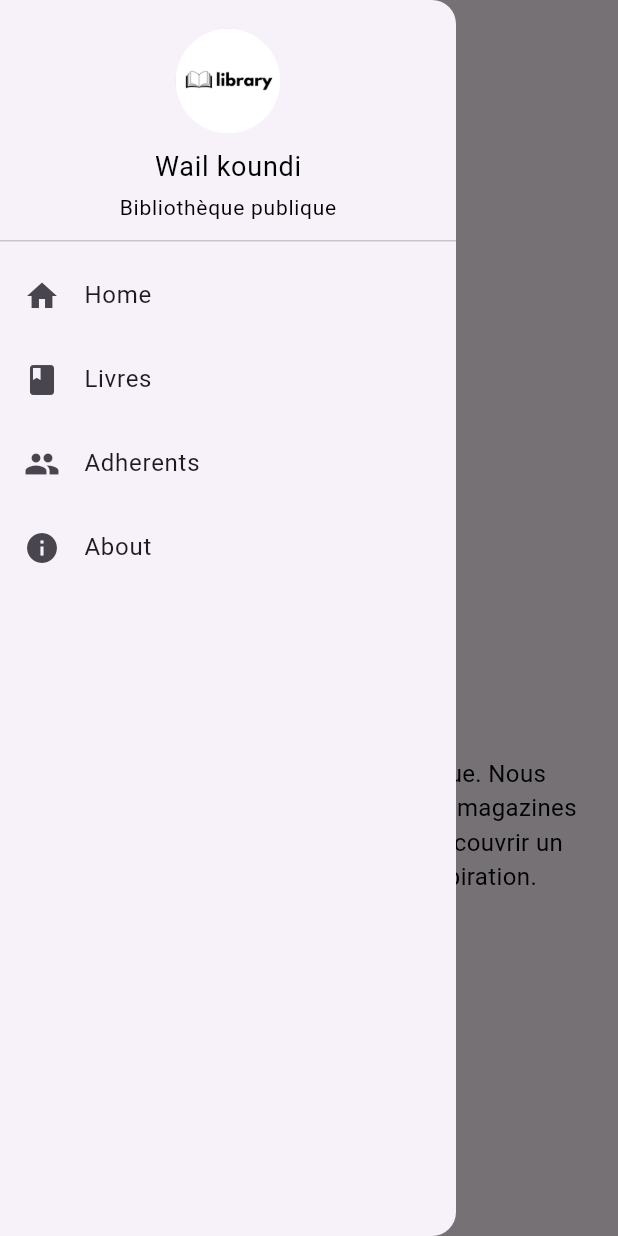
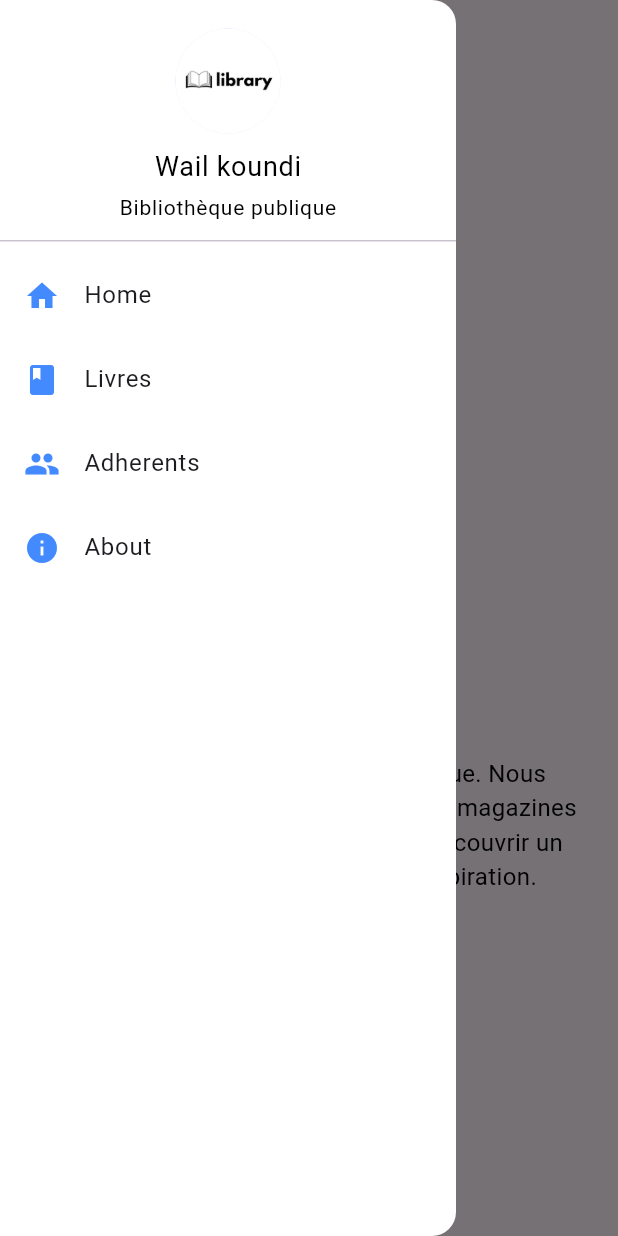
Before and after one commit to wail-10/libraryManagement, a Flutter app: the screen it shows after launch, with the side drawer open, on a phone screen of 412 x 824 dp. Run offline on Flutter 3.47's test engine with Material 3 defaults, Android fonts, the phone set to English and light mode, and no system bars; Roboto replaces fonts that are missing (OpenSans).

Commit message:
change some colors

```diff
--- a/lib/adherents.dart
+++ b/lib/adherents.dart
@@ -76,13 +76,16 @@ class _AdherentsPageState extends State<AdherentsPage> {
           return ListTile(
             leading: Icon(Icons.person),
             trailing: IconButton(
-              icon: Icon(Icons.delete),
+              icon: Icon(Icons.delete, color: Colors.redAccent),
               onPressed: () {
                 removeFromList(index);
               },
             ),
             title: Text(
               adherents[index].firstName + ' ' + adherents[index].lastName,
+              style: TextStyle(
+                color: Colors.blueAccent,
+              )
             ),
             subtitle: Text(adherents[index].email),
           );
--- a/lib/home.dart
+++ b/lib/home.dart
@@ -43,6 +43,7 @@ class HomePage extends StatelessWidget {
           ),
       ),
       drawer: Drawer(
+        backgroundColor: Colors.white,
         child: ListView(
           children: [
             DrawerHeader(
@@ -74,12 +75,12 @@ class HomePage extends StatelessWidget {
             ),
             ListTile(
               title: Text('Home'),
-              leading: Icon(Icons.home),
+              leading: Icon(Icons.home, color: Colors.blueAccent),
               onTap: () {},
             ),
             ListTile(
               title: Text('Livres'),
-              leading: Icon(Icons.book),
+              leading: Icon(Icons.book, color: Colors.blueAccent),
               onTap: () {
                 Navigator.push(
                   context,
@@ -89,7 +90,7 @@ class HomePage extends StatelessWidget {
             ),
             ListTile(
               title: Text('Adherents'),
-              leading: Icon(Icons.people),
+              leading: Icon(Icons.people, color: Colors.blueAccent),
               onTap: () {
                 Navigator.push(
                   context,
@@ -99,7 +100,7 @@ class HomePage extends StatelessWidget {
             ),
             ListTile(
               title: Text('About'),
-              leading: Icon(Icons.info),
+              leading: Icon(Icons.info, color: Colors.blueAccent),
               onTap: () {
                 Navigator.push(
                   context,
--- a/lib/livres.dart
+++ b/lib/livres.dart
@@ -89,6 +89,7 @@ class _BooksPageState extends State<BooksPage> {
   @override
   Widget build(BuildContext context) {
     return Scaffold(
+      backgroundColor: Colors.white,
       appBar: AppBar(
         title: Text(
           'Books Page',
@@ -127,12 +128,12 @@ class _BooksPageState extends State<BooksPage> {
               height: 100,
             ),
             trailing: IconButton(
-              icon: Icon(Icons.delete),
+              icon: Icon(Icons.delete, color: Colors.redAccent),
               onPressed: () {
                 removeFromList(index);
               },
             ),
-            title: Text(filteredBooks[index].title),
+            title: Text(filteredBooks[index].title, style: TextStyle(color: Colors.blueAccent),),
             subtitle: Text(filteredBooks[index].author),
           );
         },
@@ -143,6 +144,7 @@ class _BooksPageState extends State<BooksPage> {
       //   ],
       // ),
       floatingActionButton: FloatingActionButton(
+        backgroundColor: Colors.blueAccent,
         onPressed: () {
           showDialog(
             context: context,
```
